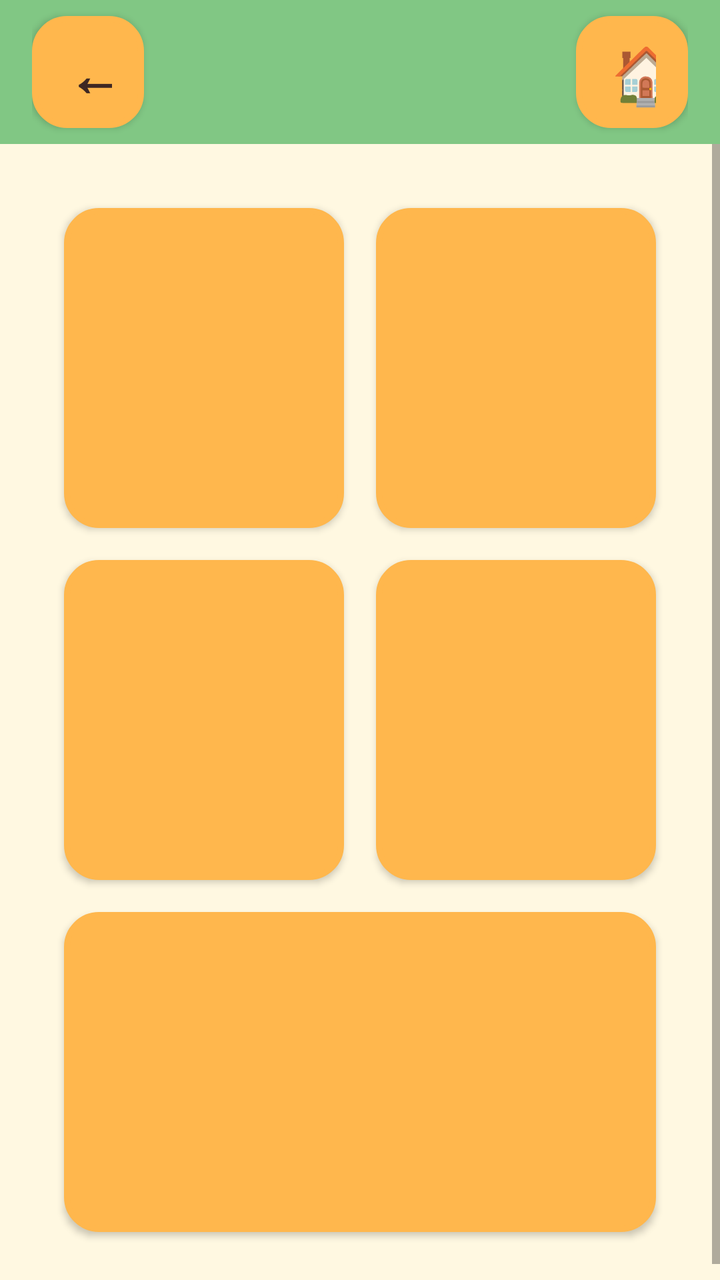
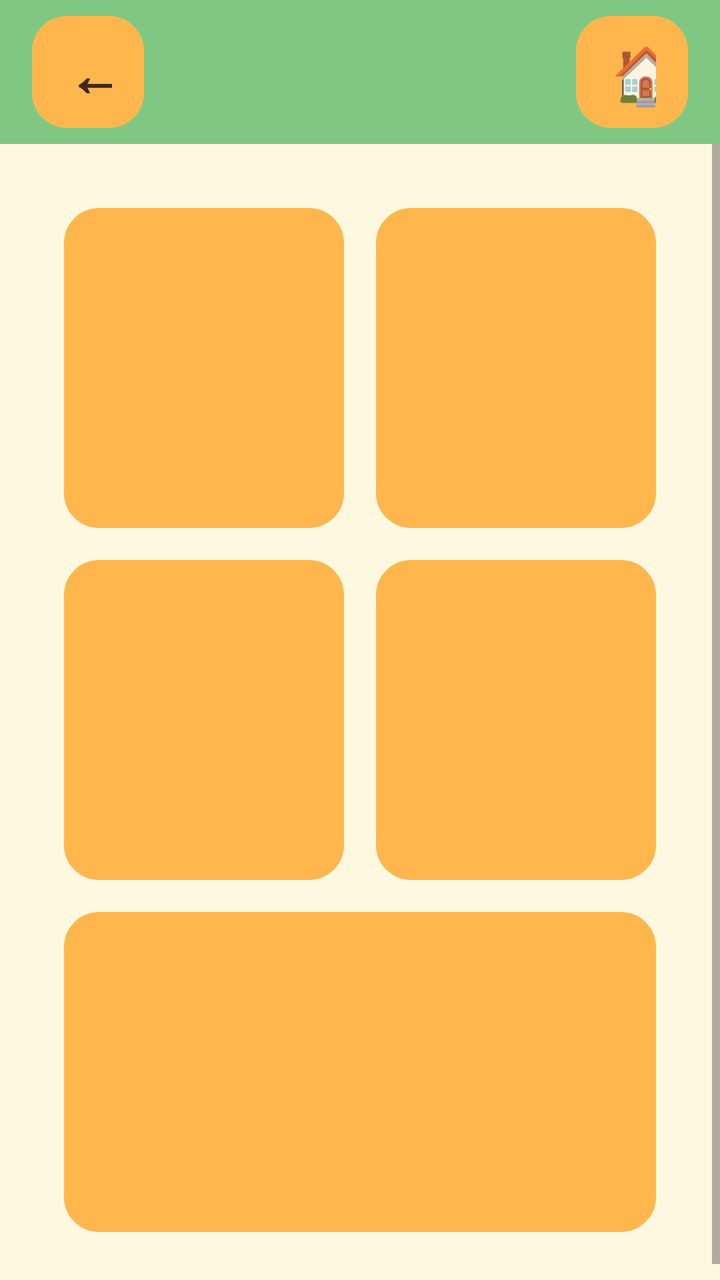

Screens rendered from an Android XML layout before and after an edit, with the pre-edit source and the edit as a unified diff.
<!-- AndroidManifest.xml: application theme Theme.KidLearn -->
<!-- res/layout/activity_games.xml -->
<?xml version="1.0" encoding="utf-8"?>
<LinearLayout xmlns:android="http://schemas.android.com/apk/res/android"
    android:layout_width="match_parent"
    android:layout_height="match_parent"
    android:orientation="vertical"
    android:background="@color/bg_main">

    <LinearLayout
        android:layout_width="match_parent"
        android:layout_height="@dimen/top_bar_height"
        android:orientation="horizontal"
        android:gravity="center_vertical"
        android:background="@color/secondary"
        android:paddingHorizontal="@dimen/spacing_medium">

        <Button
            android:id="@+id/btnBack"
            android:layout_width="56dp"
            android:layout_height="56dp"
            android:text="←"
            android:textSize="28sp"
            android:textStyle="bold"
            android:background="@drawable/bg_card"
            android:textColor="@color/text_primary" />

        <TextView
            android:id="@+id/tvTitle"
            android:layout_width="0dp"
            android:layout_height="wrap_content"
            android:layout_weight="1"
            android:gravity="center"
            android:textSize="@dimen/text_large"
            android:textStyle="bold"
            android:textColor="@color/text_primary"
            android:layout_marginHorizontal="@dimen/spacing_small" />

        <Button
            android:id="@+id/btnHome"
            android:layout_width="56dp"
            android:layout_height="56dp"
            android:text="🏠"
            android:textSize="28sp"
            android:background="@drawable/bg_card" />
    </LinearLayout>

    <ScrollView
        android:layout_width="match_parent"
        android:layout_height="0dp"
        android:layout_weight="1"
        android:fillViewport="true">

        <GridLayout
            android:layout_width="match_parent"
            android:layout_height="wrap_content"
            android:columnCount="2"
            android:padding="@dimen/spacing_large">

            
            <Button
                android:id="@+id/btnMatching"
                android:layout_width="0dp"
                android:layout_height="@dimen/menu_card_size"
                android:layout_columnWeight="1"
                android:layout_margin="@dimen/spacing_small"
                android:background="@drawable/bg_learn_card"
                android:backgroundTint="@color/primary"
                android:textColor="@color/text_primary"
                android:textStyle="bold"
                android:textSize="@dimen/text_medium"
                android:textAllCaps="false" />

            
            <Button
                android:id="@+id/btnDrag"
                android:layout_width="0dp"
                android:layout_height="@dimen/menu_card_size"
                android:layout_columnWeight="1"
                android:layout_margin="@dimen/spacing_small"
                android:background="@drawable/bg_learn_card"
                android:backgroundTint="@color/accent"
                android:textColor="@color/text_primary"
                android:textStyle="bold"
                android:textSize="@dimen/text_medium"
                android:textAllCaps="false" />

            
            <Button
                android:id="@+id/btnPuzzle"
                android:layout_width="0dp"
                android:layout_height="@dimen/menu_card_size"
                android:layout_columnWeight="1"
                android:layout_margin="@dimen/spacing_small"
                android:background="@drawable/bg_learn_card"
                android:backgroundTint="@color/yellow"
                android:textColor="@color/text_primary"
                android:textStyle="bold"
                android:textSize="@dimen/text_medium"
                android:textAllCaps="false" />

            
            <Button
                android:id="@+id/btnSound"
                android:layout_width="0dp"
                android:layout_height="@dimen/menu_card_size"
                android:layout_columnWeight="1"
                android:layout_margin="@dimen/spacing_small"
                android:background="@drawable/bg_learn_card"
                android:backgroundTint="@color/green"
                android:textColor="@color/text_primary"
                android:textStyle="bold"
                android:textSize="@dimen/text_medium"
                android:textAllCaps="false" />

            
            <Button
                android:id="@+id/btnColor"
                android:layout_width="0dp"
                android:layout_height="@dimen/menu_card_size"
                android:layout_columnSpan="2"
                android:layout_columnWeight="1"
                android:layout_margin="@dimen/spacing_small"
                android:background="@drawable/bg_learn_card"
                android:backgroundTint="@color/purple"
                android:textColor="@color/text_primary"
                android:textStyle="bold"
                android:textSize="@dimen/text_large"
                android:textAllCaps="false" />
        </GridLayout>
    </ScrollView>
</LinearLayout>
<!-- resources referenced by this layout -->
<resources>
  <color name="accent">#64B5F6</color>
  <color name="bg_main">#FFF8E1</color>
  <color name="green">#81C784</color>
  <color name="primary">#FFB74D</color>
  <color name="purple">#BA68C8</color>
  <color name="secondary">#81C784</color>
  <color name="text_primary">#3E2723</color>
  <color name="yellow">#FFF176</color>
  <dimen name="menu_card_size">160dp</dimen>
  <dimen name="spacing_large">24dp</dimen>
  <dimen name="spacing_medium">16dp</dimen>
  <dimen name="spacing_small">8dp</dimen>
  <dimen name="text_large">28sp</dimen>
  <dimen name="text_medium">22sp</dimen>
  <dimen name="top_bar_height">72dp</dimen>
  <!-- drawable bg_card (drawable) -->
  <?xml version="1.0" encoding="utf-8"?>
  <shape xmlns:android="http://schemas.android.com/apk/res/android"
      android:shape="rectangle">
      <corners android:radius="@dimen/corner_medium" />
      <solid android:color="@color/bg_card" />
      <stroke android:width="3dp" android:color="@color/primary" />
  </shape>
  <!-- drawable bg_learn_card (drawable) -->
  <?xml version="1.0" encoding="utf-8"?>
  <shape xmlns:android="http://schemas.android.com/apk/res/android"
      android:shape="rectangle">
      <corners android:radius="@dimen/corner_medium" />
      <solid android:color="@color/primary" />
      <stroke android:width="3dp" android:color="@color/text_primary" />
  </shape>
  <style name="Theme.KidLearn" parent="Theme.MaterialComponents.Light.NoActionBar">
          <item name="colorPrimary">@color/primary</item>
          <item name="colorPrimaryVariant">@color/primary_dark</item>
          <item name="colorOnPrimary">@color/text_on_primary</item>
          <item name="colorSecondary">@color/secondary</item>
          <item name="colorOnSecondary">@color/text_on_primary</item>
          <item name="android:windowBackground">@color/bg_main</item>
          <item name="android:statusBarColor">@color/status_bar</item>
          <item name="android:windowLightStatusBar">true</item>
          <item name="android:navigationBarColor">@color/nav_bar</item>
          <item name="android:windowContentTransitions">true</item>
          <item name="android:windowAnimationStyle">@style/Animation.KidLearn.Activity</item>
      </style>
  <dimen name="corner_medium">16dp</dimen>
  <color name="bg_card">#FFFFFF</color>
  <color name="primary_dark">#F57C00</color>
  <color name="text_on_primary">#FFFFFF</color>
  <color name="status_bar">#F57C00</color>
  <color name="nav_bar">#FFE082</color>
  <style name="Animation.KidLearn.Activity" parent="@android:style/Animation.Activity">
          <item name="android:activityOpenEnterAnimation">@anim/slide_in_right</item>
          <item name="android:activityOpenExitAnimation">@anim/slide_out_left</item>
          <item name="android:activityCloseEnterAnimation">@anim/slide_in_left</item>
          <item name="android:activityCloseExitAnimation">@anim/slide_out_right</item>
      </style>
</resources>

<!-- the commit's change to res/layout/activity_games.xml (unified diff, before → after) -->
@@ -59,7 +59,9 @@
             <Button
                 android:id="@+id/btnMatching"
                 android:layout_width="0dp"
-                android:layout_height="@dimen/menu_card_size"
+                android:layout_height="wrap_content"
+                android:minHeight="@dimen/menu_card_size"
+                android:paddingVertical="@dimen/spacing_small"
                 android:layout_columnWeight="1"
                 android:layout_margin="@dimen/spacing_small"
                 android:background="@drawable/bg_learn_card"
@@ -73,7 +75,9 @@
             <Button
                 android:id="@+id/btnDrag"
                 android:layout_width="0dp"
-                android:layout_height="@dimen/menu_card_size"
+                android:layout_height="wrap_content"
+                android:minHeight="@dimen/menu_card_size"
+                android:paddingVertical="@dimen/spacing_small"
                 android:layout_columnWeight="1"
                 android:layout_margin="@dimen/spacing_small"
                 android:background="@drawable/bg_learn_card"
@@ -87,7 +91,9 @@
             <Button
                 android:id="@+id/btnPuzzle"
                 android:layout_width="0dp"
-                android:layout_height="@dimen/menu_card_size"
+                android:layout_height="wrap_content"
+                android:minHeight="@dimen/menu_card_size"
+                android:paddingVertical="@dimen/spacing_small"
                 android:layout_columnWeight="1"
                 android:layout_margin="@dimen/spacing_small"
                 android:background="@drawable/bg_learn_card"
@@ -101,7 +107,9 @@
             <Button
                 android:id="@+id/btnSound"
                 android:layout_width="0dp"
-                android:layout_height="@dimen/menu_card_size"
+                android:layout_height="wrap_content"
+                android:minHeight="@dimen/menu_card_size"
+                android:paddingVertical="@dimen/spacing_small"
                 android:layout_columnWeight="1"
                 android:layout_margin="@dimen/spacing_small"
                 android:background="@drawable/bg_learn_card"
@@ -115,7 +123,9 @@
             <Button
                 android:id="@+id/btnColor"
                 android:layout_width="0dp"
-                android:layout_height="@dimen/menu_card_size"
+                android:layout_height="wrap_content"
+                android:minHeight="@dimen/menu_card_size"
+                android:paddingVertical="@dimen/spacing_small"
                 android:layout_columnSpan="2"
                 android:layout_columnWeight="1"
                 android:layout_margin="@dimen/spacing_small"
<!-- resource entries referenced after the edit -->
@@ -20,7 +20,6 @@
   <shape xmlns:android="http://schemas.android.com/apk/res/android"
       android:shape="rectangle">
       <corners android:radius="@dimen/corner_medium" />
-      <solid android:color="@color/bg_card" />
       <stroke android:width="3dp" android:color="@color/primary" />
   </shape>
   <!-- drawable bg_learn_card (drawable) -->
@@ -28,7 +27,6 @@
   <shape xmlns:android="http://schemas.android.com/apk/res/android"
       android:shape="rectangle">
       <corners android:radius="@dimen/corner_medium" />
-      <solid android:color="@color/primary" />
       <stroke android:width="3dp" android:color="@color/text_primary" />
   </shape>
   <style name="Theme.KidLearn" parent="Theme.MaterialComponents.Light.NoActionBar">
@@ -45,7 +43,6 @@
           <item name="android:windowAnimationStyle">@style/Animation.KidLearn.Activity</item>
       </style>
   <dimen name="corner_medium">16dp</dimen>
-  <color name="bg_card">#FFFFFF</color>
   <color name="primary_dark">#F57C00</color>
   <color name="text_on_primary">#FFFFFF</color>
   <color name="status_bar">#F57C00</color>
